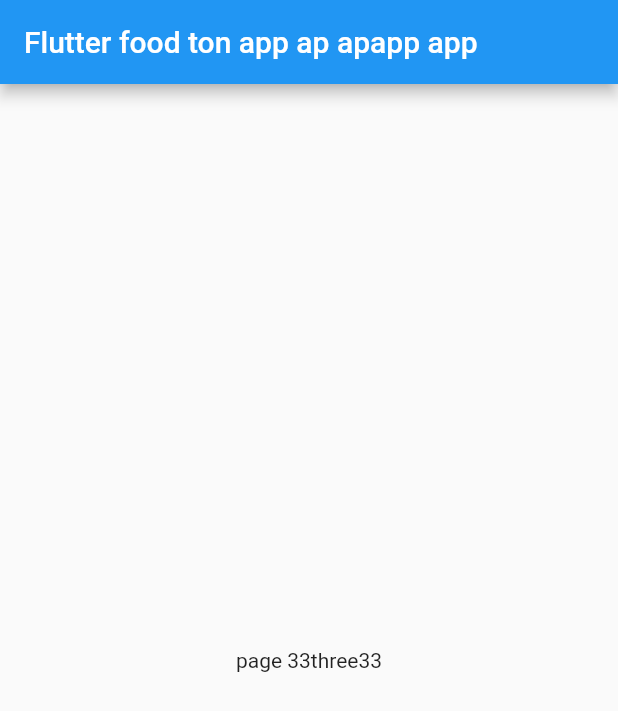
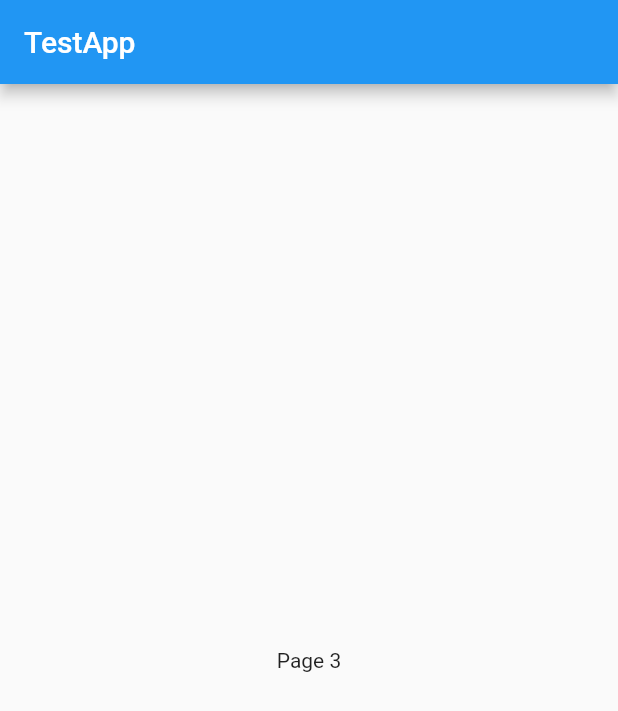
Before and after one commit to tontanh/app1, a Flutter app: the MyHomePage screen opened directly, on a phone screen of 412 x 824 dp. Shown: the top 711 px of the screen. Run offline on Flutter 3.47's test engine with Material 2 defaults, Android fonts, the phone set to English and light mode, and no system bars.

Commit message:
finish next page

```diff
--- a/lib/main.dart
+++ b/lib/main.dart
@@ -10,7 +10,7 @@ class Myapp extends StatelessWidget {
   @override
   Widget build(BuildContext context) {
     return MaterialApp(
-      home: Page1(),
+      home: Homepage(),
     );
   }
 }
--- a/lib/page3.dart
+++ b/lib/page3.dart
@@ -4,7 +4,7 @@ class Page3 extends StatelessWidget {
   @override
   Widget build(BuildContext context) {
     return MaterialApp(
-      home: MyHomePage(title: 'Flutter food ton app ap apapp app '),
+      home: MyHomePage(title: 'TestApp'),
     );
   }
 }
@@ -29,7 +29,7 @@ class _MyHomePageState extends State<MyHomePage> {
           mainAxisAlignment: MainAxisAlignment.center,
           children: <Widget>[
             Text(
-              'page 33three33',
+              'Page 3',
             ),
           ],
         ),
```
